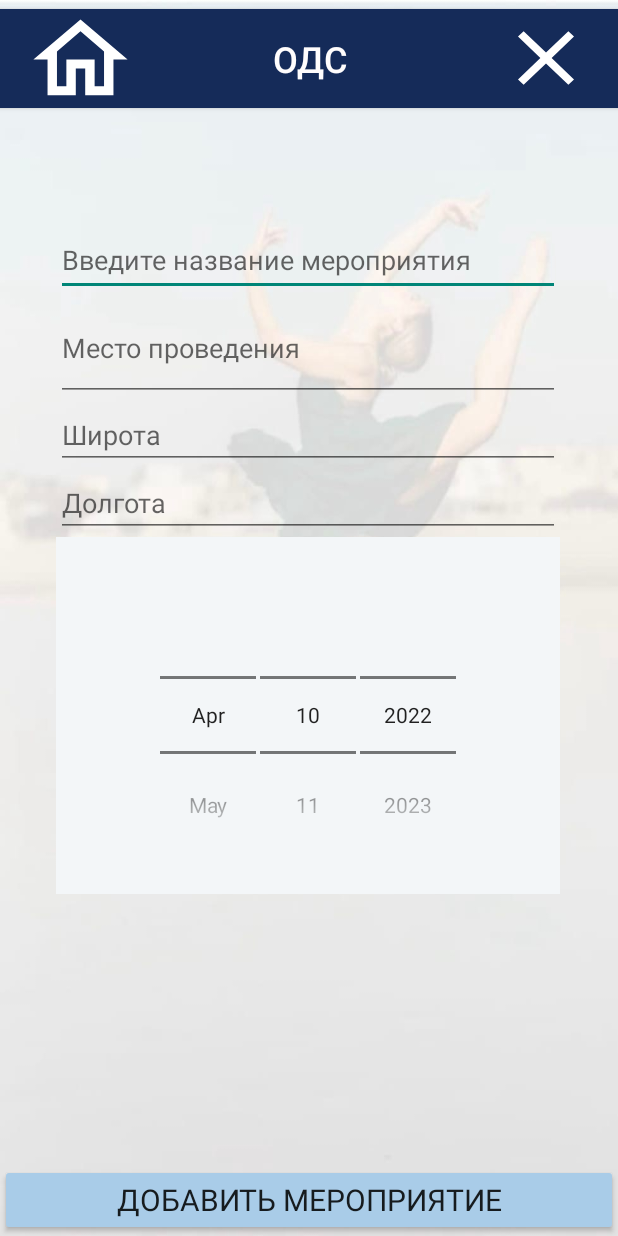
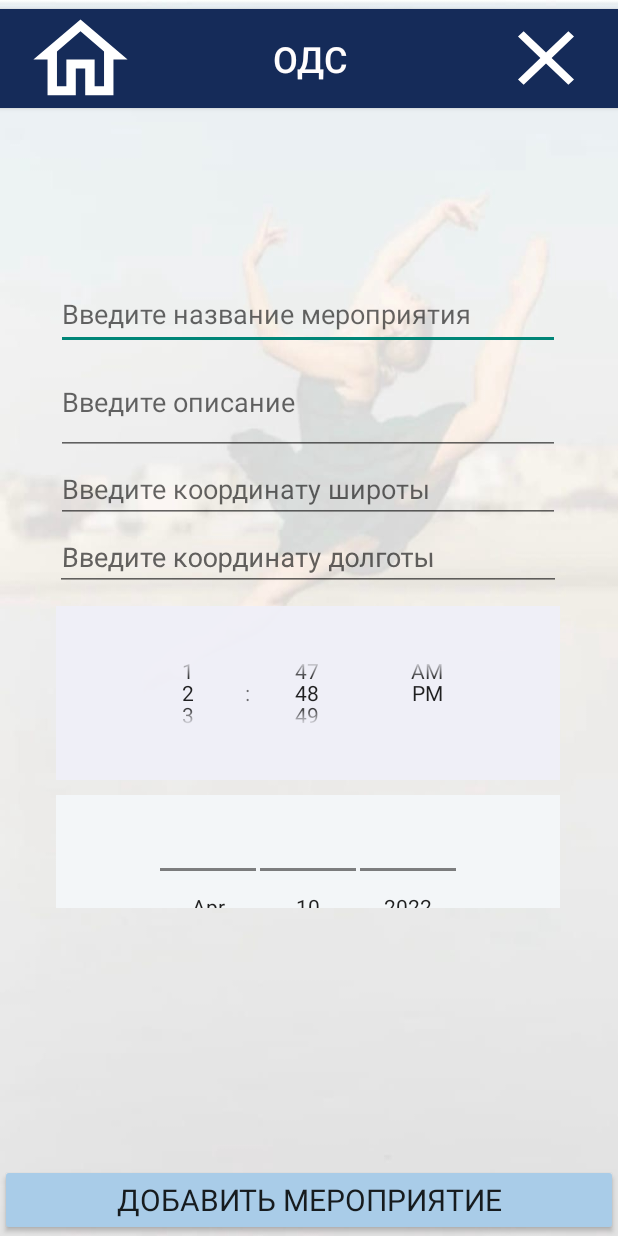
Before and after one commit to Nastya880/app_for_podss, an Android app: the AddEventActivity screen opened directly, with no data from a screen before it, on a phone screen of 412 x 824 dp. Run offline under Robolectric (Android 15) with nearby library versions, the phone set to English and light mode, and no system bars.

Commit message:
добавила укзаание времени при добавлении мероприятия

```diff
--- a/app/src/main/java/com/application/AddEventActivity.java
+++ b/app/src/main/java/com/application/AddEventActivity.java
@@ -5,6 +5,9 @@ import static android.graphics.Color.BLUE;
 import androidx.appcompat.app.AlertDialog;
 import androidx.appcompat.app.AppCompatActivity;
 
+import android.app.DatePickerDialog;
+import android.app.Dialog;
+import android.app.TimePickerDialog;
 import android.content.ContentValues;
 import android.content.DialogInterface;
 import android.content.Intent;
@@ -13,12 +16,14 @@ import android.database.sqlite.SQLiteDatabase;
 import android.graphics.Color;
 import android.graphics.Typeface;
 import android.os.Bundle;
+import android.text.format.DateUtils;
 import android.util.Log;
 import android.view.Gravity;
 import android.view.View;
 import android.widget.DatePicker;
 import android.widget.EditText;
 import android.widget.TextView;
+import android.widget.TimePicker;
 import android.widget.Toast;
 
 import java.util.Calendar;
@@ -30,6 +35,8 @@ public class AddEventActivity extends AppCompatActivity {
     DatePicker datePicker;
     EditText latEditTextNumberDecimal;
     EditText lngEditTextNumberDecimal;
+    //TextView time;
+    TimePicker timePicker;
 
     @Override
     protected void onCreate(Bundle savedInstanceState) {
@@ -89,16 +96,25 @@ public class AddEventActivity extends AppCompatActivity {
                     "Кооордината долготы не может быть пустой", Toast.LENGTH_SHORT);
             toast.show();
         } else {
+           // time = (TextView) findViewById(R.id.time);
+            timePicker = (TimePicker) findViewById(R.id.simpleTimePicker);
+            timePicker.setIs24HourView(true); // used to display 24 mode
+
             String month = String.valueOf(datePicker.getMonth() + 1);
             String day = String.valueOf(datePicker.getDayOfMonth());
             String year = String.valueOf(datePicker.getYear());
+
+            String hour = String.valueOf(timePicker.getHour());
+            String minute = String.valueOf(timePicker.getMinute());
             if (day.length() == 1) {
                 day = "0" + day;
             }
             if (month.length() == 1) {
                 month = "0" + month;
             }
-            String stringDate = String.format("%s-%s-%s", year, month, day);
+
+            String stringDate = String.format("%s-%s-%s %s:%s:%s", year, month, day, hour, minute, "00");
+
             APIHandler.addEvent(new EventPojo(-1, eventTitlePlainText.getText().toString(), eventPlacePlainText.getText().toString(),
                     stringDate, Double.parseDouble(latEditTextNumberDecimal.getText().toString()), Double.parseDouble(lngEditTextNumberDecimal.getText().toString())));
             eventTitlePlainText.setText("");
@@ -129,4 +145,6 @@ public class AddEventActivity extends AppCompatActivity {
                 })
                 .setNegativeButton("Нет", null).show();
     }
+
+
 }
--- a/app/src/main/res/layout/activity_add_event.xml
+++ b/app/src/main/res/layout/activity_add_event.xml
@@ -22,8 +22,9 @@
     <LinearLayout
         android:id="@+id/linearLayout5"
         android:layout_width="336dp"
-        android:layout_height="531dp"
+        android:layout_height="420dp"
         android:layout_marginTop="20dp"
+        android:layout_marginBottom="10dp"
         android:orientation="vertical"
         app:layout_constraintBottom_toTopOf="@+id/addEventButton"
         app:layout_constraintEnd_toEndOf="parent"
@@ -31,6 +32,8 @@
         app:layout_constraintStart_toStartOf="parent"
         app:layout_constraintTop_toBottomOf="@+id/button7"
         app:layout_constraintVertical_bias="0.351">
+
+
 
         <EditText
             android:id="@+id/eventTitlePlainText"
@@ -46,7 +49,7 @@
             android:layout_width="match_parent"
             android:layout_height="70dp"
             android:ems="10"
-            android:hint="Место проведения"
+            android:hint="Введите описание"
             android:inputType="textPersonName"
             android:minHeight="48dp" />
 
@@ -55,7 +58,7 @@
             android:layout_width="match_parent"
             android:layout_height="wrap_content"
             android:ems="10"
-            android:hint="Широта"
+            android:hint="Введите координату широты"
             android:inputType="numberDecimal"
             android:shadowColor="@color/purple_700" />
 
@@ -64,14 +67,26 @@
             android:layout_width="match_parent"
             android:layout_height="wrap_content"
             android:ems="10"
-            android:hint="Долгота"
-            android:inputType="numberDecimal" />
+            android:hint="Введите координату долготы"
+            android:inputType="numberDecimal"
+            android:rotationX="4" />
+
+
+        <TimePicker
+            android:id="@+id/simpleTimePicker"
+            android:layout_width="match_parent"
+            android:layout_height="116dp"
+            android:layout_marginTop="10dp"
+            android:background="#F2F0F0F8"
+            android:padding="20dp"
+            android:timePickerMode="spinner" />
 
         <DatePicker
             android:id="@+id/datePicker"
             style="@android:style/Widget.DatePicker"
             android:layout_width="match_parent"
-            android:layout_height="238dp"
+            android:layout_height="149dp"
+            android:layout_marginTop="10dp"
             android:layout_below="@+id/button"
             android:layout_centerHorizontal="true"
             android:layout_gravity="center_horizontal"
```
